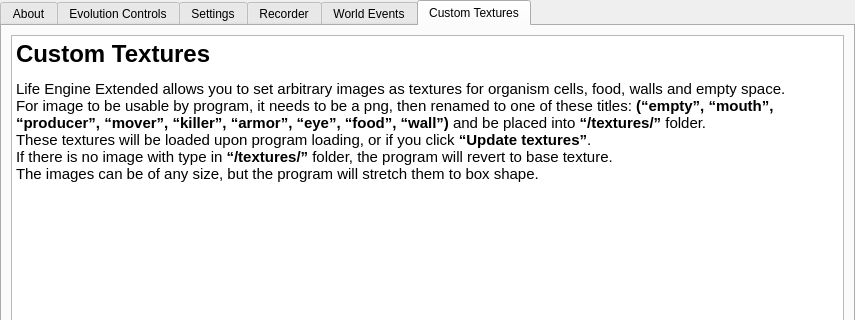
Above: Source/UiFiles/info.ui from SuperSpaceEye/LifeEngineExtended before the change; both pictures show x 0 to 855 and y 0 to 320 of the 855 by 739 pixel window. Below: the same form after it.
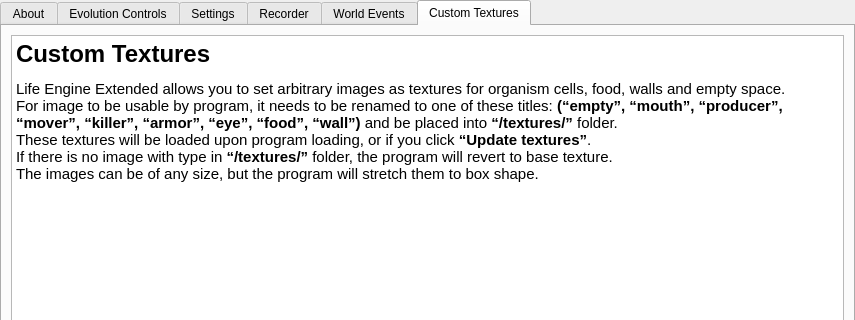
That is the form after the change. The open tabs and pages were chosen to show the change.

Patch:
```diff
--- a/Source/UiFiles/info.ui
+++ b/Source/UiFiles/info.ui
@@ -257,7 +257,7 @@
 p, li { white-space: pre-wrap; }
 &lt;/style&gt;&lt;/head&gt;&lt;body style=&quot; font-family:'Ubuntu'; font-size:11pt; font-weight:400; font-style:normal;&quot;&gt;
 &lt;h1 style=&quot; margin-top:18px; margin-bottom:12px; margin-left:0px; margin-right:0px; -qt-block-indent:0; text-indent:0px;&quot;&gt;&lt;a name=&quot;Custom_Textures_0&quot;&gt;&lt;/a&gt;&lt;span style=&quot; font-size:xx-large; font-weight:600;&quot;&gt;C&lt;/span&gt;&lt;span style=&quot; font-size:xx-large; font-weight:600;&quot;&gt;ustom Textures&lt;/span&gt;&lt;/h1&gt;
-&lt;p style=&quot; margin-top:12px; margin-bottom:12px; margin-left:0px; margin-right:0px; -qt-block-indent:0; text-indent:0px;&quot;&gt;Life Engine Extended allows you to set arbitrary images as textures for organism cells, food, walls and empty space.&lt;br /&gt;For image to be usable by program, it needs to be a png, then renamed to one of these titles: &lt;span style=&quot; font-weight:600;&quot;&gt;(“empty”, “mouth”, “producer”, “mover”, “killer”, “armor”, “eye”, “food”, “wall”)&lt;/span&gt; and be placed into &lt;span style=&quot; font-weight:600;&quot;&gt;“/textures/”&lt;/span&gt; folder.&lt;br /&gt;These textures will be loaded upon program loading, or if you click &lt;span style=&quot; font-weight:600;&quot;&gt;“Update textures”&lt;/span&gt;.&lt;br /&gt;If there is no image with type in &lt;span style=&quot; font-weight:600;&quot;&gt;“/textures/”&lt;/span&gt; folder, the program will revert to base texture.&lt;br /&gt;The images can be of any size, but the program will stretch them to box shape.&lt;/p&gt;&lt;/body&gt;&lt;/html&gt;</string>
+&lt;p style=&quot; margin-top:12px; margin-bottom:12px; margin-left:0px; margin-right:0px; -qt-block-indent:0; text-indent:0px;&quot;&gt;Life Engine Extended allows you to set arbitrary images as textures for organism cells, food, walls and empty space.&lt;br /&gt;For image to be usable by program, it needs to be renamed to one of these titles: &lt;span style=&quot; font-weight:600;&quot;&gt;(“empty”, “mouth”, “producer”, “mover”, “killer”, “armor”, “eye”, “food”, “wall”)&lt;/span&gt; and be placed into &lt;span style=&quot; font-weight:600;&quot;&gt;“/textures/”&lt;/span&gt; folder.&lt;br /&gt;These textures will be loaded upon program loading, or if you click &lt;span style=&quot; font-weight:600;&quot;&gt;“Update textures”&lt;/span&gt;.&lt;br /&gt;If there is no image with type in &lt;span style=&quot; font-weight:600;&quot;&gt;“/textures/”&lt;/span&gt; folder, the program will revert to base texture.&lt;br /&gt;The images can be of any size, but the program will stretch them to box shape.&lt;/p&gt;&lt;/body&gt;&lt;/html&gt;</string>
          </property>
         </widget>
        </item>
```
